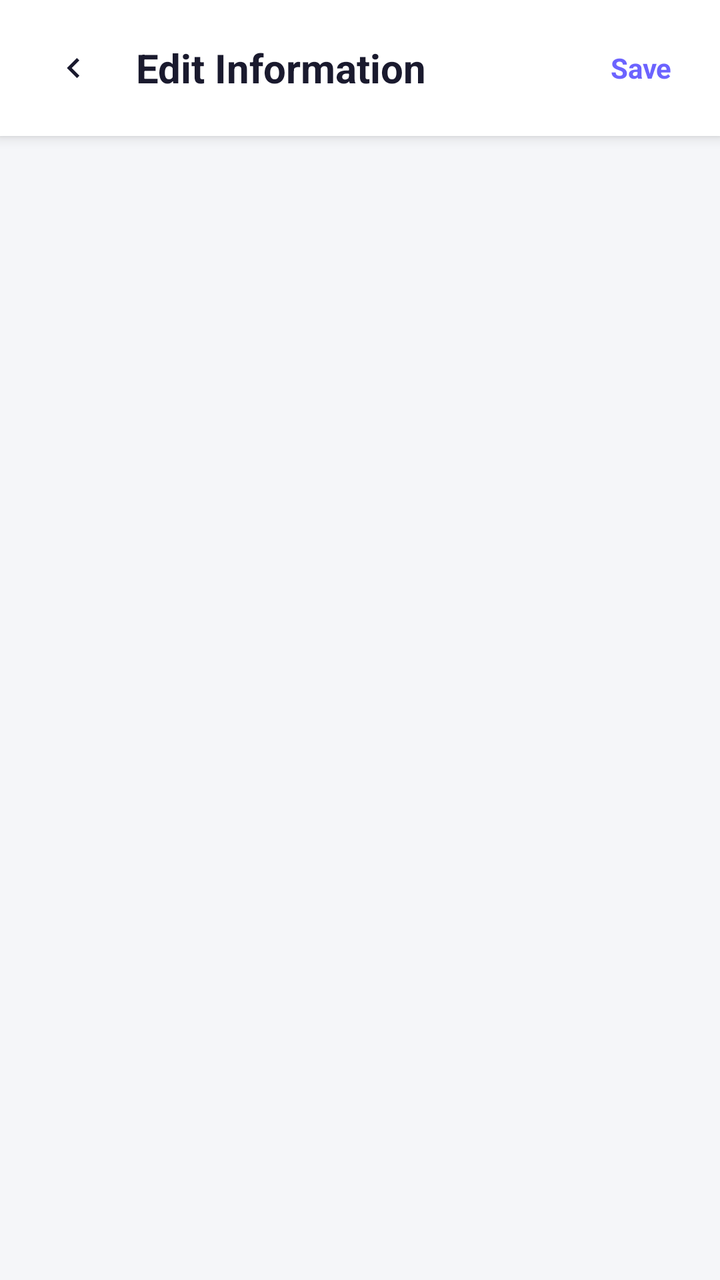
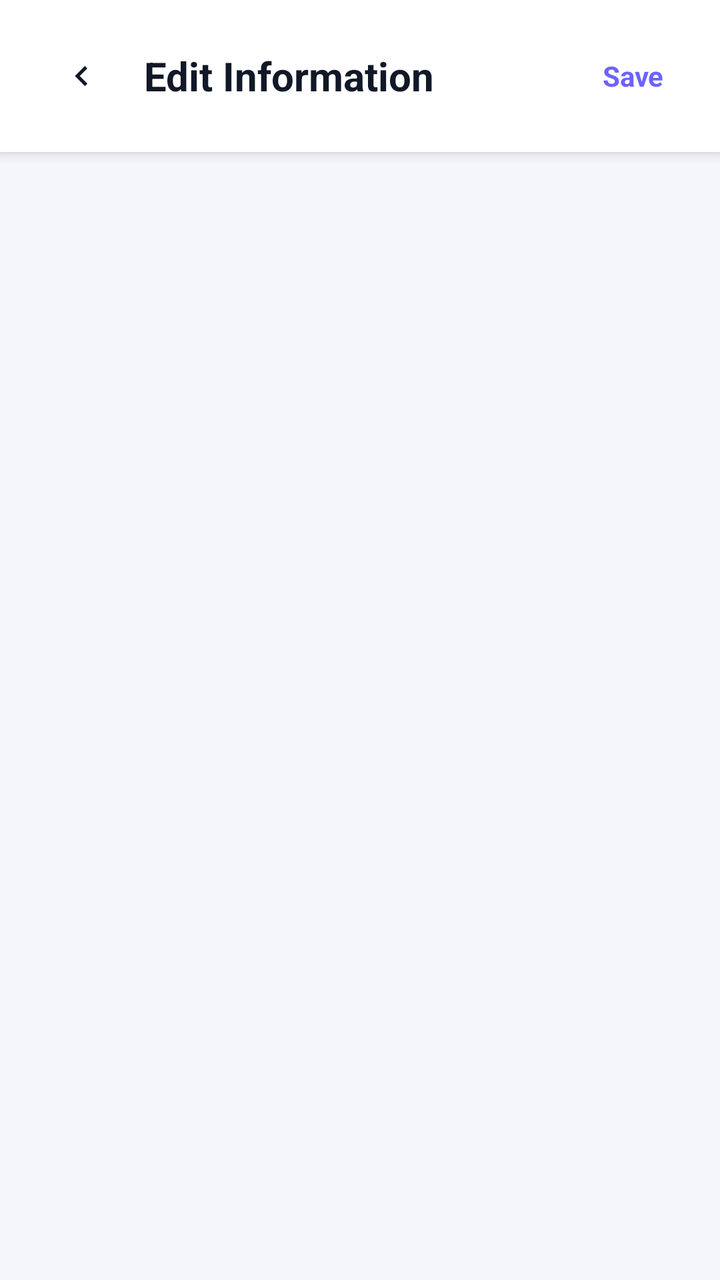

Before-and-after screenshots of an Android layout around one commit, followed by the original layout XML and the change that was made.
<!-- AndroidManifest.xml: application theme Theme.EmergencySOSApp -->
<!-- res/layout/activity_profile_edit.xml -->
<?xml version="1.0" encoding="utf-8"?>
<androidx.constraintlayout.widget.ConstraintLayout xmlns:android="http://schemas.android.com/apk/res/android"
    xmlns:app="http://schemas.android.com/apk/res-auto"
    android:layout_width="match_parent"
    android:layout_height="match_parent"
    android:background="@color/background">

    <LinearLayout
        android:id="@+id/editHeader"
        android:layout_width="match_parent"
        android:layout_height="wrap_content"
        android:gravity="center_vertical"
        android:orientation="horizontal"
        android:paddingHorizontal="16dp"
        android:paddingVertical="14dp"
        android:background="@color/white"
        android:elevation="4dp"
        app:layout_constraintTop_toTopOf="parent">

        <ImageView
            android:id="@+id/btnBack"
            android:layout_width="40dp"
            android:layout_height="40dp"
            android:background="?attr/selectableItemBackgroundBorderless"
            android:padding="10dp"
            android:src="@drawable/ic_chevron_right"
            android:rotation="180"
            app:tint="@color/text_dark"
            android:contentDescription="@string/back" />

        <TextView
            android:id="@+id/tvEditTitle"
            android:layout_width="0dp"
            android:layout_height="wrap_content"
            android:layout_marginStart="12dp"
            android:layout_weight="1"
            android:text="@string/edit_info_title"
            android:textColor="@color/text_dark"
            android:textSize="20sp"
            android:textStyle="bold" />

        <TextView
            android:id="@+id/btnSave"
            android:layout_width="wrap_content"
            android:layout_height="wrap_content"
            android:background="?attr/selectableItemBackground"
            android:padding="8dp"
            android:text="@string/save_label"
            android:textColor="@color/primary"
            android:textStyle="bold" />
    </LinearLayout>

    <androidx.core.widget.NestedScrollView
        android:layout_width="match_parent"
        android:layout_height="0dp"
        app:layout_constraintTop_toBottomOf="@id/editHeader"
        app:layout_constraintBottom_toBottomOf="parent">

        <LinearLayout
            android:id="@+id/containerEditFields"
            android:layout_width="match_parent"
            android:layout_height="wrap_content"
            android:orientation="vertical"
            android:padding="24dp" />

    </androidx.core.widget.NestedScrollView>

</androidx.constraintlayout.widget.ConstraintLayout>
<!-- resources referenced by this layout -->
<resources>
  <color name="background">#F5F6F9</color>
  <color name="primary">#6C63FF</color>
  <color name="text_dark">#1A1A2E</color>
  <color name="white">#FFFFFF</color>
  <!-- drawable ic_chevron_right (drawable) -->
  <?xml version="1.0" encoding="utf-8"?>
  <vector xmlns:android="http://schemas.android.com/apk/res/android"
      android:width="20dp"
      android:height="20dp"
      android:viewportWidth="24"
      android:viewportHeight="24">
      <path
          android:fillColor="#8A8A9E"
          android:pathData="M9,6l6,6l-6,6l-1.41,-1.41L12.17,12L7.59,7.41z" />
  </vector>
  <string name="back">Back</string>
  <string name="edit_info_title">Edit Information</string>
  <string name="save_label">Save</string>
  <style name="Theme.EmergencySOSApp" parent="Theme.MaterialComponents.DayNight.NoActionBar">
          <item name="colorPrimary">@color/primary</item>
          <item name="colorPrimaryDark">@color/primary_dark</item>
          <item name="colorAccent">@color/primary</item>
  
          
          <item name="android:statusBarColor">@android:color/transparent</item>
          <item name="android:navigationBarColor">@android:color/transparent</item>
          <item name="android:windowLightStatusBar" tools:targetApi="m">true</item>
          <item name="android:windowLightNavigationBar" tools:targetApi="27">true</item>
      </style>
  <color name="primary_dark">#5A52E0</color>
</resources>

<!-- the commit's change to res/layout/activity_profile_edit.xml (unified diff, before → after) -->
@@ -11,8 +11,8 @@
         android:layout_height="wrap_content"
         android:gravity="center_vertical"
         android:orientation="horizontal"
-        android:paddingHorizontal="16dp"
-        android:paddingVertical="14dp"
+        android:paddingHorizontal="20dp"
+        android:paddingVertical="18dp"
         android:background="@color/white"
         android:elevation="4dp"
         app:layout_constraintTop_toTopOf="parent">
<!-- resource entries referenced after the edit -->
@@ -1,8 +1,8 @@
 <!-- resources referenced by this layout -->
 <resources>
-  <color name="background">#F5F6F9</color>
+  <color name="background">#F4F6FA</color>
   <color name="primary">#6C63FF</color>
-  <color name="text_dark">#1A1A2E</color>
+  <color name="text_dark">#111827</color>
   <color name="white">#FFFFFF</color>
   <!-- drawable ic_chevron_right (drawable) -->
   <?xml version="1.0" encoding="utf-8"?>
